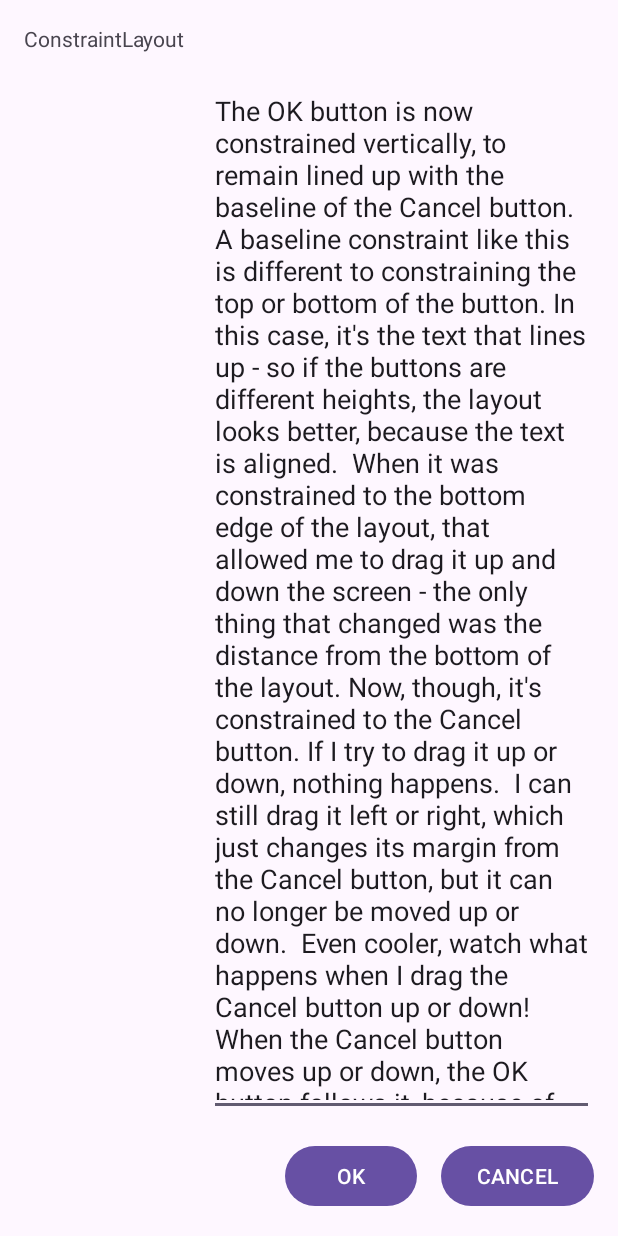
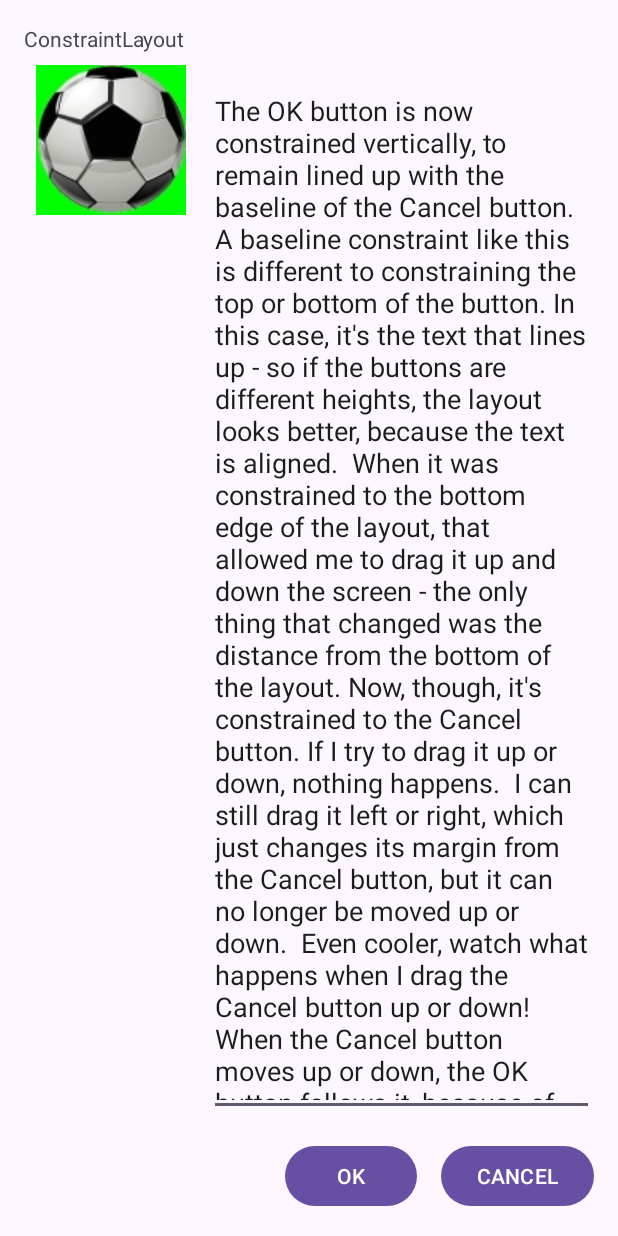
Before and after one commit to nguetcheu/LayoutPlaying, an Android app: the screen it shows after launch (MainActivity), on a phone screen of 412 x 824 dp. Run offline under Robolectric (Android 15) with nearby library versions, the phone set to English and light mode, and no system bars.

Commit message:
Ajout du scroll dans editext et imageView

```diff
--- a/app/src/main/res/layout/note_layout.xml
+++ b/app/src/main/res/layout/note_layout.xml
@@ -32,6 +32,10 @@
             android:ems="10"
             android:gravity="start|top"
             android:inputType="textMultiLine"
+            android:scrollIndicators="start|end"
+            android:scrollbarAlwaysDrawHorizontalTrack="false"
+            android:scrollbarAlwaysDrawVerticalTrack="false"
+            android:scrollbars="vertical"
             android:text="The OK button is now constrained vertically, to remain lined up with the baseline of the Cancel button. A baseline constraint like this is different to constraining the top or bottom of the button. In this case, it's the text that lines up - so if the buttons are different heights, the layout looks better, because the text is aligned.  When it was constrained to the bottom edge of the layout, that allowed me to drag it up and down the screen - the only thing that changed was the distance from the bottom of the layout. Now, though, it's constrained to the Cancel button. If I try to drag it up or down, nothing happens.  I can still drag it left or right, which just changes its margin from the Cancel button, but it can no longer be moved up or down.  Even cooler, watch what happens when I drag the Cancel button up or down! When the Cancel button moves up or down, the OK button follows it, because of the vertical constraint.  Whether I'd constrained the top, bottom or baseline, that would still be the case, the OK button can't be moved vertically because it's constrained to the Cancel button, and when the Cancel button moves vertically the OK button follows.  Notice that when the OK button's selected, the Inspector shows a downwards arrow to indicate that there is a constraint, but you can't change the margin value like you can with the constraint to the right. Baseline constraints don't have margins."
             app:layout_constraintBottom_toTopOf="@+id/button5"
             app:layout_constraintEnd_toEndOf="parent"
@@ -57,6 +61,18 @@
             app:layout_constraintBaseline_toBaselineOf="@+id/button5"
             app:layout_constraintEnd_toStartOf="@+id/button5" />
 
+        <ImageView
+            android:id="@+id/imageView2"
+            android:layout_width="wrap_content"
+            android:layout_height="wrap_content"
+            android:layout_marginStart="16dp"
+            android:layout_marginTop="8dp"
+            android:layout_marginEnd="8dp"
+            app:layout_constraintEnd_toStartOf="@+id/editTextTextMultiLine2"
+            app:layout_constraintStart_toStartOf="parent"
+            app:layout_constraintTop_toBottomOf="@+id/textView"
+            app:srcCompat="@drawable/ball_100x100" />
+
     </androidx.constraintlayout.widget.ConstraintLayout>
 
     <EditText
```
